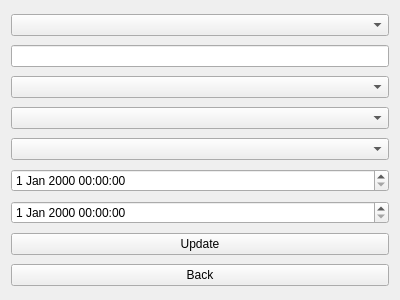
MehmetHY/MilitaryOutpostManagement-Qt5, file Views/updatedutyview.ui: the form before one commit.
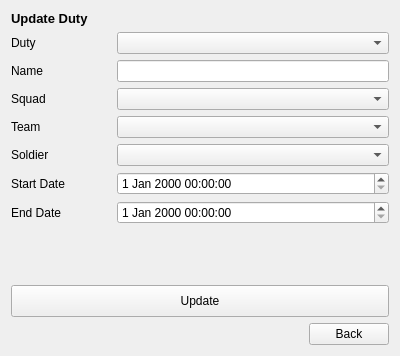
The form after the commit.

Commit message: rearranged update duty ui

```diff
--- a/Views/updatedutyview.ui
+++ b/Views/updatedutyview.ui
@@ -7,47 +7,264 @@
     <x>0</x>
     <y>0</y>
     <width>400</width>
-    <height>300</height>
+    <height>356</height>
    </rect>
   </property>
   <property name="windowTitle">
    <string>Form</string>
   </property>
   <layout class="QGridLayout" name="gridLayout">
-   <item row="4" column="0">
-    <widget class="QComboBox" name="soldierComboBox"/>
-   </item>
    <item row="0" column="0">
-    <widget class="QComboBox" name="dutyComboBox"/>
-   </item>
-   <item row="5" column="0">
-    <widget class="QDateTimeEdit" name="startDateTimeEdit"/>
-   </item>
-   <item row="3" column="0">
-    <widget class="QComboBox" name="teamComboBox"/>
-   </item>
-   <item row="8" column="0">
-    <widget class="QPushButton" name="backButton">
+    <widget class="QLabel" name="label_2">
+     <property name="font">
+      <font>
+       <pointsize>10</pointsize>
+       <weight>75</weight>
+       <bold>true</bold>
+      </font>
+     </property>
      <property name="text">
-      <string>Back</string>
+      <string>Update Duty</string>
      </property>
     </widget>
    </item>
+   <item row="1" column="0">
+    <layout class="QHBoxLayout" name="horizontalLayout_2">
+     <item>
+      <widget class="QLabel" name="label">
+       <property name="minimumSize">
+        <size>
+         <width>100</width>
+         <height>0</height>
+        </size>
+       </property>
+       <property name="text">
+        <string>Duty</string>
+       </property>
+      </widget>
+     </item>
+     <item>
+      <widget class="QComboBox" name="dutyComboBox">
+       <property name="sizePolicy">
+        <sizepolicy hsizetype="Expanding" vsizetype="Fixed">
+         <horstretch>0</horstretch>
+         <verstretch>0</verstretch>
+        </sizepolicy>
+       </property>
+      </widget>
+     </item>
+    </layout>
+   </item>
    <item row="2" column="0">
-    <widget class="QComboBox" name="squadComboBox"/>
+    <layout class="QHBoxLayout" name="horizontalLayout_3">
+     <item>
+      <widget class="QLabel" name="label_3">
+       <property name="minimumSize">
+        <size>
+         <width>100</width>
+         <height>0</height>
+        </size>
+       </property>
+       <property name="text">
+        <string>Name</string>
+       </property>
+      </widget>
+     </item>
+     <item>
+      <widget class="QLineEdit" name="nameLineEdit"/>
+     </item>
+    </layout>
+   </item>
+   <item row="3" column="0">
+    <layout class="QHBoxLayout" name="horizontalLayout_4">
+     <item>
+      <widget class="QLabel" name="label_4">
+       <property name="minimumSize">
+        <size>
+         <width>100</width>
+         <height>0</height>
+        </size>
+       </property>
+       <property name="text">
+        <string>Squad</string>
+       </property>
+      </widget>
+     </item>
+     <item>
+      <widget class="QComboBox" name="squadComboBox">
+       <property name="sizePolicy">
+        <sizepolicy hsizetype="Expanding" vsizetype="Fixed">
+         <horstretch>0</horstretch>
+         <verstretch>0</verstretch>
+        </sizepolicy>
+       </property>
+      </widget>
+     </item>
+    </layout>
+   </item>
+   <item row="4" column="0">
+    <layout class="QHBoxLayout" name="horizontalLayout_5">
+     <item>
+      <widget class="QLabel" name="label_5">
+       <property name="minimumSize">
+        <size>
+         <width>100</width>
+         <height>0</height>
+        </size>
+       </property>
+       <property name="text">
+        <string>Team</string>
+       </property>
+      </widget>
+     </item>
+     <item>
+      <widget class="QComboBox" name="teamComboBox">
+       <property name="sizePolicy">
+        <sizepolicy hsizetype="Expanding" vsizetype="Fixed">
+         <horstretch>0</horstretch>
+         <verstretch>0</verstretch>
+        </sizepolicy>
+       </property>
+      </widget>
+     </item>
+    </layout>
+   </item>
+   <item row="5" column="0">
+    <layout class="QHBoxLayout" name="horizontalLayout_6">
+     <item>
+      <widget class="QLabel" name="label_6">
+       <property name="minimumSize">
+        <size>
+         <width>100</width>
+         <height>0</height>
+        </size>
+       </property>
+       <property name="text">
+        <string>Soldier</string>
+       </property>
+      </widget>
+     </item>
+     <item>
+      <widget class="QComboBox" name="soldierComboBox">
+       <property name="sizePolicy">
+        <sizepolicy hsizetype="Expanding" vsizetype="Fixed">
+         <horstretch>0</horstretch>
+         <verstretch>0</verstretch>
+        </sizepolicy>
+       </property>
+      </widget>
+     </item>
+    </layout>
+   </item>
+   <item row="6" column="0">
+    <layout class="QHBoxLayout" name="horizontalLayout_7">
+     <item>
+      <widget class="QLabel" name="label_7">
+       <property name="minimumSize">
+        <size>
+         <width>100</width>
+         <height>0</height>
+        </size>
+       </property>
+       <property name="text">
+        <string>Start Date</string>
+       </property>
+      </widget>
+     </item>
+     <item>
+      <widget class="QDateTimeEdit" name="startDateTimeEdit">
+       <property name="sizePolicy">
+        <sizepolicy hsizetype="Expanding" vsizetype="Fixed">
+         <horstretch>0</horstretch>
+         <verstretch>0</verstretch>
+        </sizepolicy>
+       </property>
+      </widget>
+     </item>
+    </layout>
    </item>
    <item row="7" column="0">
+    <layout class="QHBoxLayout" name="horizontalLayout_8">
+     <item>
+      <widget class="QLabel" name="label_8">
+       <property name="minimumSize">
+        <size>
+         <width>100</width>
+         <height>0</height>
+        </size>
+       </property>
+       <property name="text">
+        <string>End Date</string>
+       </property>
+      </widget>
+     </item>
+     <item>
+      <widget class="QDateTimeEdit" name="endDateTimeEdit">
+       <property name="sizePolicy">
+        <sizepolicy hsizetype="Expanding" vsizetype="Fixed">
+         <horstretch>0</horstretch>
+         <verstretch>0</verstretch>
+        </sizepolicy>
+       </property>
+      </widget>
+     </item>
+    </layout>
+   </item>
+   <item row="8" column="0">
+    <spacer name="verticalSpacer">
+     <property name="orientation">
+      <enum>Qt::Vertical</enum>
+     </property>
+     <property name="sizeHint" stdset="0">
+      <size>
+       <width>20</width>
+       <height>0</height>
+      </size>
+     </property>
+    </spacer>
+   </item>
+   <item row="9" column="0">
     <widget class="QPushButton" name="updateButton">
+     <property name="minimumSize">
+      <size>
+       <width>0</width>
+       <height>32</height>
+      </size>
+     </property>
+     <property name="cursor">
+      <cursorShape>PointingHandCursor</cursorShape>
+     </property>
      <property name="text">
       <string>Update</string>
      </property>
     </widget>
    </item>
-   <item row="1" column="0">
-    <widget class="QLineEdit" name="nameLineEdit"/>
-   </item>
-   <item row="6" column="0">
-    <widget class="QDateTimeEdit" name="endDateTimeEdit"/>
+   <item row="10" column="0">
+    <layout class="QHBoxLayout" name="horizontalLayout">
+     <item>
+      <spacer name="horizontalSpacer">
+       <property name="orientation">
+        <enum>Qt::Horizontal</enum>
+       </property>
+       <property name="sizeHint" stdset="0">
+        <size>
+         <width>40</width>
+         <height>20</height>
+        </size>
+       </property>
+      </spacer>
+     </item>
+     <item>
+      <widget class="QPushButton" name="backButton">
+       <property name="cursor">
+        <cursorShape>PointingHandCursor</cursorShape>
+       </property>
+       <property name="text">
+        <string>Back</string>
+       </property>
+      </widget>
+     </item>
+    </layout>
    </item>
   </layout>
  </widget>
```
The commit also changes 4 other files.
